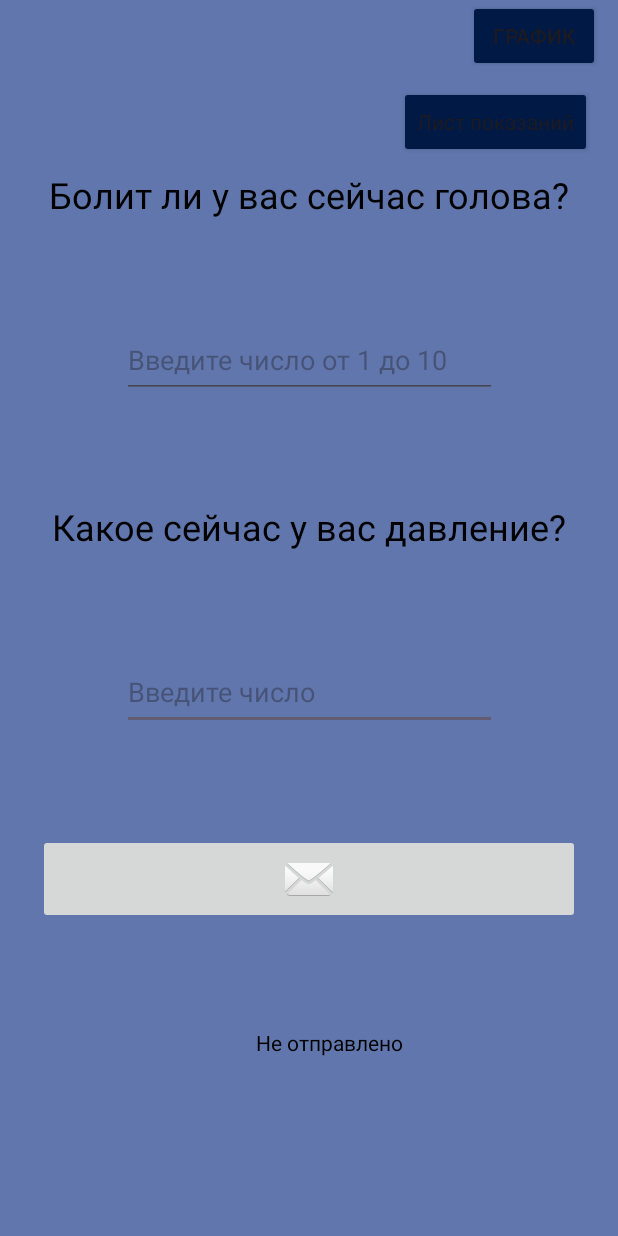
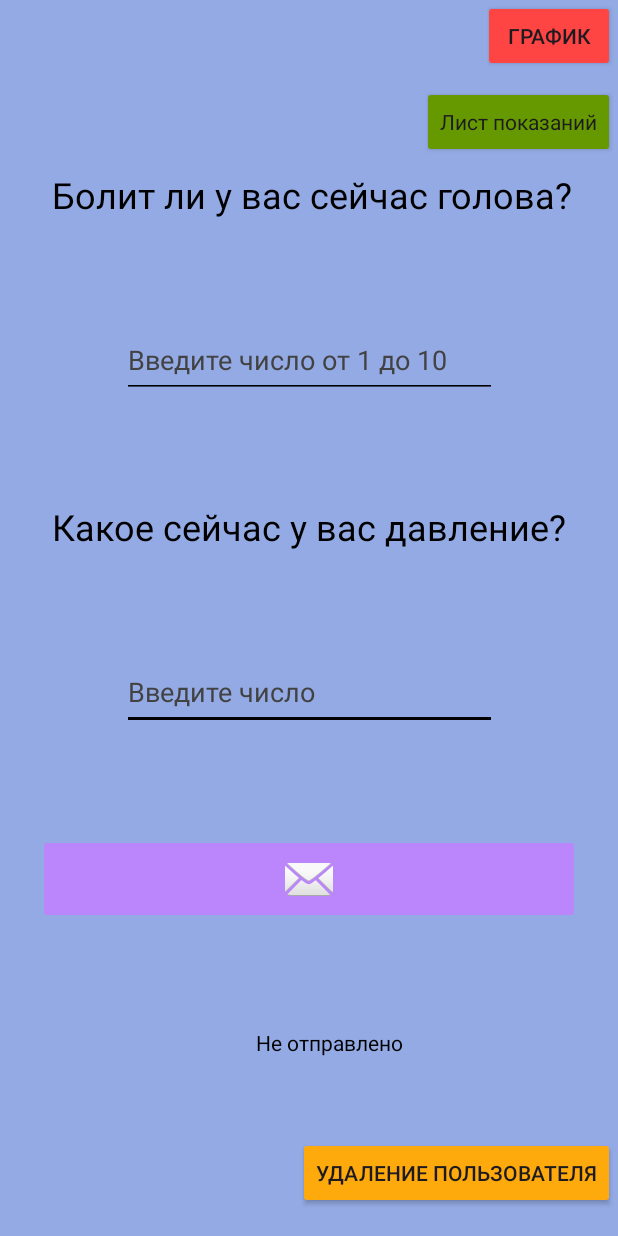
Before and after one commit to Viner108/Well-being, an Android app built with Jetpack Compose: the screen it shows after launch (MainActivity), after a tap on an icon or button, on a phone screen of 412 x 824 dp. Run offline under Robolectric (Android 15) with nearby library versions, the phone set to English and light mode, and no system bars.

Commit message:
deleteByUserId, wrong graphic commit

```diff
--- a/app/src/main/java/com/example/well_being/DTO.kt
+++ /dev/null
@@ -1,4 +0,0 @@
-package com.example.well_being
-
-class DTO(var id:Int,var pressure :String,var headAche :String) {
-}
--- a/app/src/main/java/com/example/well_being/DTOApi.kt
+++ b/app/src/main/java/com/example/well_being/DTOApi.kt
@@ -1,9 +1,8 @@
 package com.example.well_being
 
-import com.example.well_being.productTest.Product
 import retrofit2.http.GET
 
 interface DTOApi {
     @GET("q3")
-    suspend fun getDTO(): DTO
+    suspend fun getDTO(): UserHealthDto
 }
--- a/app/src/main/java/com/example/well_being/MainActivity.kt
+++ b/app/src/main/java/com/example/well_being/MainActivity.kt
@@ -4,11 +4,13 @@ import android.annotation.SuppressLint
 import android.content.Intent
 import android.os.Bundle
 import android.os.StrictMode
+import android.provider.AlarmClock
 import android.provider.AlarmClock.EXTRA_MESSAGE
 import android.view.View
 import android.widget.EditText
 import android.widget.ImageButton
 import android.widget.TextView
+import android.widget.Toast
 import androidx.activity.ComponentActivity
 import okhttp3.MediaType.Companion.toMediaTypeOrNull
 import okhttp3.OkHttpClient
@@ -21,7 +23,7 @@ import java.text.SimpleDateFormat
 import java.util.Date
 import java.util.Locale
 import java.util.concurrent.TimeUnit
-
+const val userId = 2
 class MainActivity : ComponentActivity() {
     private lateinit var sentImageButton: ImageButton
     private lateinit var headAcheEditTextNumber: EditText
@@ -43,7 +45,7 @@ class MainActivity : ComponentActivity() {
         val thread = Thread(Runnable {
             try {
                 val currentDate = Date()
-                val dateFormat: DateFormat = SimpleDateFormat("dd.MM.yyyy", Locale.getDefault())
+                val dateFormat: DateFormat = SimpleDateFormat("yyyy.MM.dd", Locale.getDefault())
                 val dateText: String = dateFormat.format(currentDate)
                 val timeFormat: DateFormat = SimpleDateFormat("HH:mm:ss", Locale.getDefault())
                 val timeText: String = timeFormat.format(currentDate)
@@ -56,10 +58,12 @@ class MainActivity : ComponentActivity() {
                 val client = builder.build();
                 val mediaType = "application/json".toMediaTypeOrNull()
                 pressureEditTextNumber=findViewById(R.id.pressureEditTextNumber)
-                val dto:DTO= DTO(1,pressureEditTextNumber.text.toString(),headAcheEditTextNumber.text.toString())
+                val userHealthDto:UserHealthDto= UserHealthDto(userId,pressureEditTextNumber.text.toString(),headAcheEditTextNumber.text.toString())
                 val jo = JSONObject()
-                jo.put("pressure",pressureEditTextNumber.text.toString())
-                jo.put("headAche",headAcheEditTextNumber.text.toString())
+                jo.put("userId",userHealthDto.userId)
+                jo.put("pressure",userHealthDto.pressure)
+                jo.put("headAche",userHealthDto.headAche)
+                jo.put("date",dateText.toString())
                 var body = RequestBody.create(
                     mediaType,
                     jo.toString()
@@ -82,11 +86,31 @@ class MainActivity : ComponentActivity() {
         })
         thread.start()
     }
+    fun deleteByUserId(view: View) {
+        val thread = Thread(Runnable {
+            try {
+                val builder: OkHttpClient.Builder = OkHttpClient.Builder()
+                val client = builder.build();
+                val request = Request.Builder()
+                    .url("http://192.168.1.102:8080/android/deleteById/${userId}")
+                    .delete()
+                    .build()
+                val response = client.newCall(request).execute()
+                runOnUiThread(Runnable {
+                    showText("Удалены все записи данного пользователя")
+                })
+            } catch (e: IOException) {
+                e.printStackTrace()
+            }
+        })
+        thread.start()
+    }
+    fun showText(string: String){
+        Toast.makeText(this,string,Toast.LENGTH_LONG).show()
+    }
 
     fun getSchedule(view: View) {
-        val intent: Intent = Intent(this, ScheduleActivity::class.java)
-        val message = pressureEditTextNumber.text.toString()
-        intent.putExtra(EXTRA_MESSAGE, message)
+        val intent: Intent = Intent(this, DateActivity::class.java)
         startActivity(intent)
     }
     fun getListActivity(view: View) {
--- /dev/null
+++ b/app/src/main/java/com/example/well_being/UserHealthDto.kt
@@ -0,0 +1,4 @@
+package com.example.well_being
+
+class UserHealthDto(var userId:Int, var pressure :String, var headAche :String) {
+}
--- a/app/src/main/res/layout/activity_main.xml
+++ b/app/src/main/res/layout/activity_main.xml
@@ -4,7 +4,7 @@
     xmlns:tools="http://schemas.android.com/tools"
     android:layout_width="match_parent"
     android:layout_height="match_parent"
-    android:background="@color/material_dynamic_primary50"
+    android:background="@color/material_dynamic_primary70"
     tools:context=".MainActivity">
 
 
@@ -29,6 +29,7 @@
         android:textColor="@color/black"
         app:layout_constraintBottom_toTopOf="@+id/headAcheEditTextNumber"
         app:layout_constraintEnd_toEndOf="parent"
+        app:layout_constraintHorizontal_bias="0.536"
         app:layout_constraintStart_toStartOf="parent"
         app:layout_constraintTop_toTopOf="parent" />
 
@@ -36,10 +37,12 @@
         android:id="@+id/pressureEditTextNumber"
         android:layout_width="250dp"
         android:layout_height="50dp"
+        android:backgroundTint="@color/black"
         android:ems="10"
         android:hint="Введите число"
         android:inputType="number"
         android:textColor="@color/black"
+        android:textColorHint="@color/cardview_dark_background"
         app:layout_constraintBottom_toTopOf="@+id/sentImageButton"
         app:layout_constraintEnd_toEndOf="parent"
         app:layout_constraintStart_toStartOf="parent"
@@ -65,11 +68,13 @@
         android:layout_marginStart="302dp"
         android:layout_marginEnd="2dp"
         android:layout_marginBottom="9dp"
-        android:backgroundTint="@color/material_dynamic_primary10"
+        android:backgroundTint="@android:color/holo_red_light"
         android:onClick="getSchedule"
         android:text="График"
+        app:cornerRadius="30sp"
         app:layout_constraintBottom_toTopOf="@+id/listActivityButton"
         app:layout_constraintEnd_toEndOf="parent"
+        app:layout_constraintHorizontal_bias="1.0"
         app:layout_constraintStart_toStartOf="parent"
         app:layout_constraintTop_toTopOf="parent" />
 
@@ -78,6 +83,7 @@
         android:layout_width="361dp"
         android:layout_height="60dp"
         android:autofillHints="1"
+        android:backgroundTint="@color/purple_200"
         android:onClick="sendData"
         android:src="@android:drawable/ic_dialog_email"
         app:layout_constraintBottom_toTopOf="@+id/sentTextView"
@@ -92,12 +98,14 @@
         android:layout_marginStart="250dp"
         android:layout_marginEnd="2dp"
         android:layout_marginBottom="8dp"
-        android:backgroundTint="@color/material_dynamic_primary10"
+        android:backgroundTint="@android:color/holo_green_dark"
         android:onClick="getListActivity"
         android:text="Лист показаний"
         android:textAppearance="@style/TextAppearance.AppCompat"
+        app:cornerRadius="30sp"
         app:layout_constraintBottom_toTopOf="@+id/headAcheTextView"
         app:layout_constraintEnd_toEndOf="parent"
+        app:layout_constraintHorizontal_bias="1.0"
         app:layout_constraintStart_toStartOf="parent"
         app:layout_constraintTop_toBottomOf="@+id/graphButton" />
 
@@ -105,12 +113,34 @@
         android:id="@+id/headAcheEditTextNumber"
         android:layout_width="250dp"
         android:layout_height="50dp"
+        android:backgroundTint="@color/black"
         android:ems="10"
         android:hint="Введите число от 1 до 10"
         android:inputType="number"
         android:textColor="@color/black"
+        android:textColorHint="@color/cardview_dark_background"
         app:layout_constraintBottom_toTopOf="@+id/pressureTextView"
         app:layout_constraintEnd_toEndOf="parent"
         app:layout_constraintStart_toStartOf="parent"
         app:layout_constraintTop_toBottomOf="@+id/headAcheTextView" />
+
+    <Button
+        android:id="@+id/deleteByUserId"
+        android:layout_width="wrap_content"
+        android:layout_height="wrap_content"
+        android:layout_marginStart="280dp"
+        android:layout_marginTop="112dp"
+        android:layout_marginEnd="2dp"
+        android:layout_marginBottom="18dp"
+        android:backgroundTint="?android:attr/colorPressedHighlight"
+        android:onClick="deleteByUserId"
+        android:text="Удаление пользователя"
+        app:cornerRadius="30sp"
+        app:icon="@android:drawable/ic_menu_delete"
+        app:layout_constraintBottom_toBottomOf="parent"
+        app:layout_constraintEnd_toEndOf="parent"
+        app:layout_constraintHorizontal_bias="1.0"
+        app:layout_constraintStart_toStartOf="parent"
+        app:layout_constraintTop_toBottomOf="@+id/sentImageButton"
+        app:layout_constraintVertical_bias="1.0" />
 </androidx.constraintlayout.widget.ConstraintLayout>
```
Also changed, not shown: app/src/main/java/com/example/well_being/DTOAdapter.kt (+24 -2 lines), app/src/main/java/com/example/well_being/DateActivity.kt (added, +27 -0 lines), app/src/main/java/com/example/well_being/ListActivity.kt (+10 -20 lines), app/src/main/java/com/example/well_being/MapperSelfAwareness.kt (+4 -4 lines), app/src/main/java/com/example/well_being/ScheduleActivity.kt (+37 -45 lines), app/src/main/res/layout/dialog_adout_date.xml (added, +116 -0 lines), app/src/main/res/layout/health_data_item.xml (+18 -4 lines).
